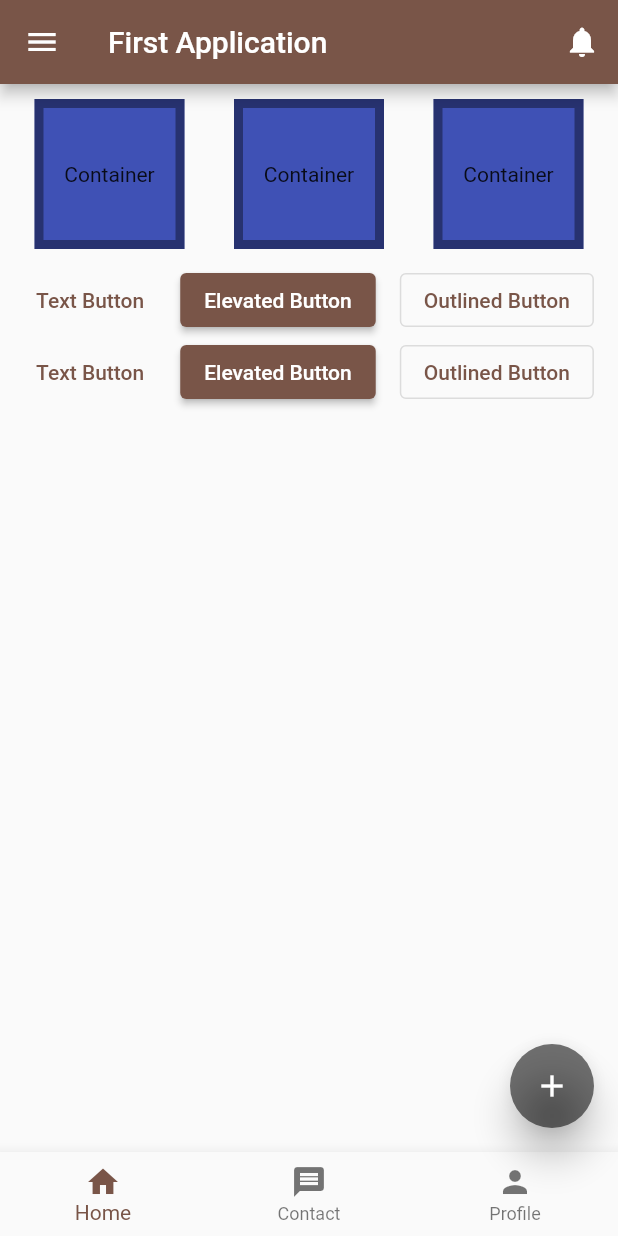
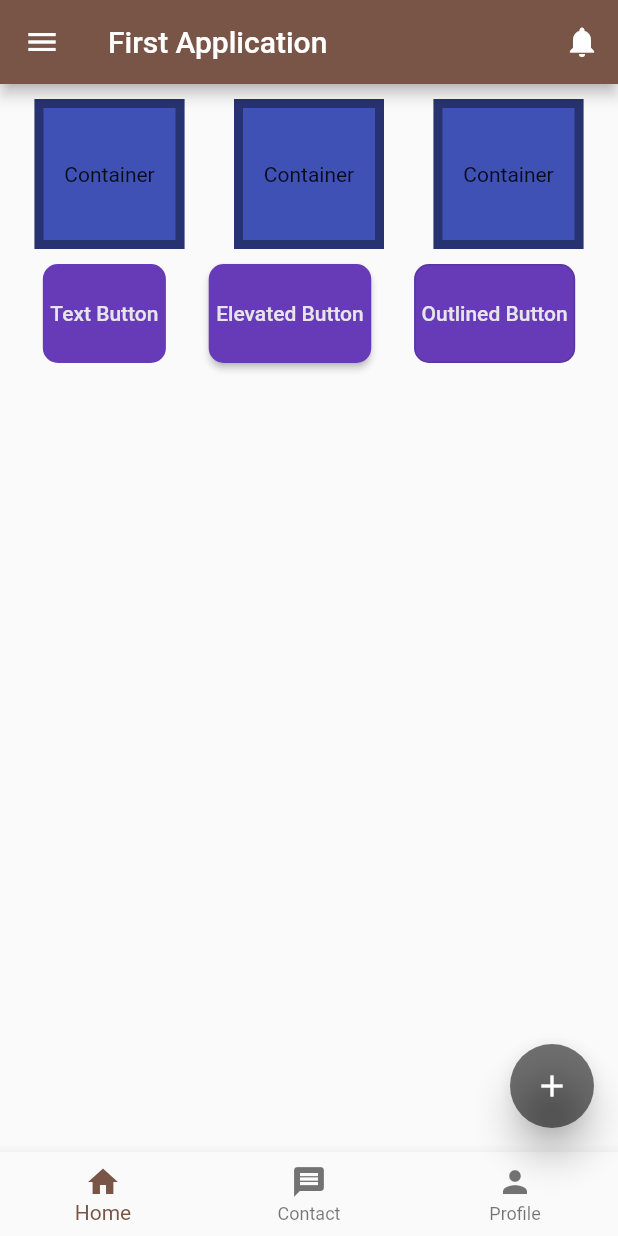
Before and after one commit to xahin96/flutter-1, a Flutter app: the screen it shows after launch, on a phone screen of 412 x 824 dp. Run offline on Flutter 3.47's test engine with Material 2 defaults, Android fonts, the phone set to English and light mode, and no system bars.

Commit message:
button style added

```diff
--- a/lib/main.dart
+++ b/lib/main.dart
@@ -30,6 +30,14 @@ class HomeActivity extends StatelessWidget {
 
   @override
   Widget build(BuildContext context) {
+    ButtonStyle buttonStyle = ElevatedButton.styleFrom(
+      padding: const EdgeInsets.only(left: 5, top: 25, right: 5, bottom: 25),
+      backgroundColor: Colors.deepPurple,
+      foregroundColor: CupertinoColors.lightBackgroundGray,
+      shape: const RoundedRectangleBorder(
+        borderRadius: BorderRadius.all(Radius.circular(10))
+      )
+    );
     return Scaffold(
       appBar: AppBar(
         title: const Text('First Application'),
@@ -78,27 +86,28 @@ class HomeActivity extends StatelessWidget {
           ),
         ]),
         Row(mainAxisAlignment: MainAxisAlignment.spaceEvenly, children: [
-          TextButton(onPressed: () {
-            notificationOnClick('I am text button', context);
-          }, child: const Text('Text Button')),
-          ElevatedButton(onPressed: () {
-            notificationOnClick('I am elevated button', context);
-          }, child: const Text('Elevated Button')),
-          OutlinedButton(onPressed: () {
-            notificationOnClick('I am outlined button', context);
-          }, child: const Text('Outlined Button'))
+          TextButton(
+            onPressed: () {
+              notificationOnClick('I am text button', context);
+            },
+            style: buttonStyle,
+            child: const Text('Text Button'),
+          ),
+          ElevatedButton(
+            onPressed: () {
+              notificationOnClick('I am elevated button', context);
+            },
+            style: buttonStyle,
+            child: const Text('Elevated Button'),
+          ),
+          OutlinedButton(
+            onPressed: () {
+              notificationOnClick('I am outlined button', context);
+            },
+            style: buttonStyle,
+            child: const Text('Outlined Button'),
+          )
         ]),
-        Row(mainAxisAlignment: MainAxisAlignment.spaceEvenly, children: [
-          TextButton(onPressed: () {
-            notificationOnClick('I am text button', context);
-          }, child: const Text('Text Button')),
-          ElevatedButton(onPressed: () {
-            notificationOnClick('I am elevated button', context);
-          }, child: const Text('Elevated Button')),
-          OutlinedButton(onPressed: () {
-            notificationOnClick('I am outlined button', context);
-          }, child: const Text('Outlined Button'))
-        ])
       ]),
       floatingActionButton: FloatingActionButton(
         elevation: 10,
```
